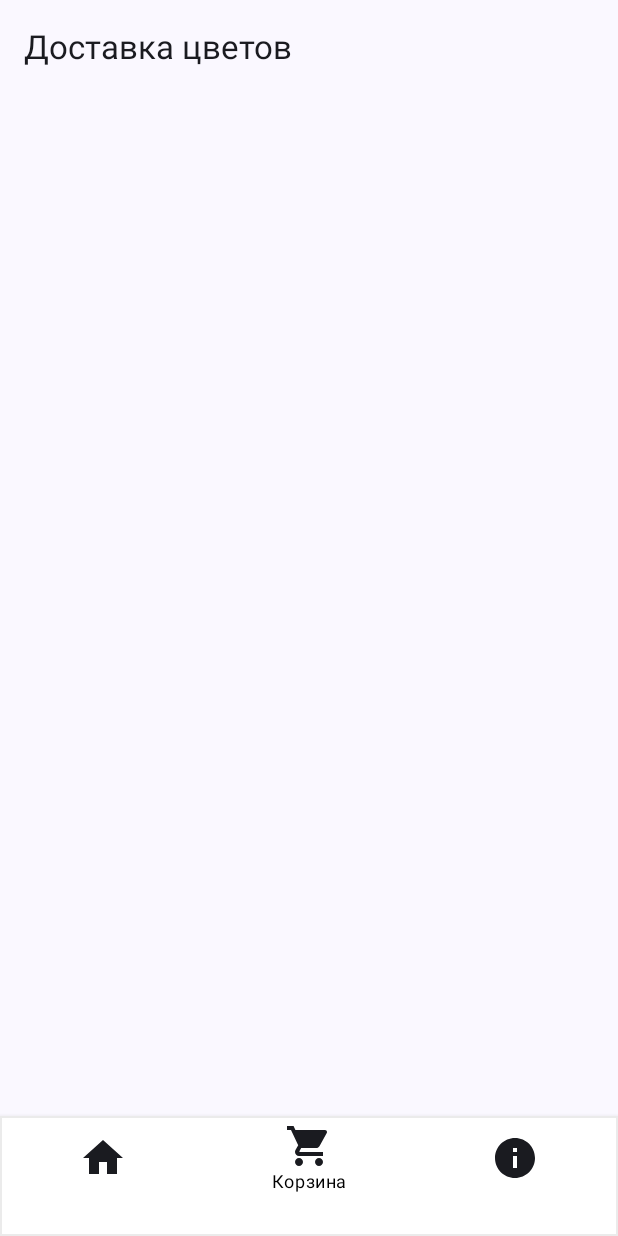
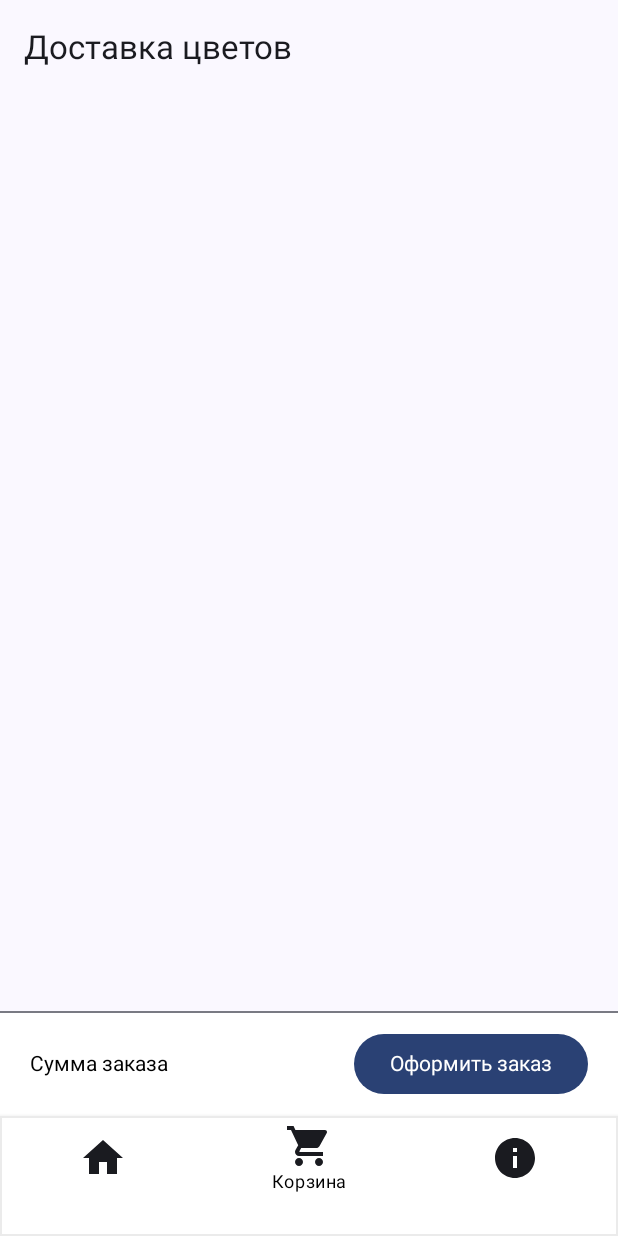
Before and after one commit to uzorov/FlowerDeliveryApp, an Android app built with Jetpack Compose: the screen it shows after launch (MainActivity), item 2 of the bottom bar chosen, on a phone screen of 412 x 824 dp. Run offline under Robolectric (Android 15) with nearby library versions, the phone set to English and light mode, and no system bars; our stand-ins replace Firebase (no records; nobody signed in at launch, a user with empty details on screens opened directly); libraries missing offline, so code that uses them is left out: com.bumptech.glide; 1 statement that could not run was skipped.

Commit message:
Shopping Cart Screen was added

```diff
--- a/app/build.gradle.kts
+++ b/app/build.gradle.kts
@@ -73,6 +73,7 @@ dependencies {
     implementation("androidx.compose.ui:ui-graphics")
     implementation("androidx.compose.ui:ui-tooling-preview")
     implementation("androidx.compose.material3:material3")
+    implementation("androidx.leanback:leanback:1.0.0")
     testImplementation("junit:junit:4.13.2")
     androidTestImplementation("androidx.test.ext:junit:1.1.5")
     androidTestImplementation("androidx.test.espresso:espresso-core:3.5.1")
--- a/app/src/main/java/com/ilukhina/uylia/flowerdeliveryapp/ui/activities/cart_activity/CartScreen.kt
+++ b/app/src/main/java/com/ilukhina/uylia/flowerdeliveryapp/ui/activities/cart_activity/CartScreen.kt
@@ -4,59 +4,108 @@ import android.util.Log
 import android.widget.Toast
 import androidx.compose.foundation.background
 import androidx.compose.foundation.clickable
+import androidx.compose.foundation.layout.Arrangement
 import androidx.compose.foundation.layout.Column
 import androidx.compose.foundation.layout.PaddingValues
+import androidx.compose.foundation.layout.Row
 import androidx.compose.foundation.layout.aspectRatio
+import androidx.compose.foundation.layout.fillMaxWidth
+import androidx.compose.foundation.layout.height
 import androidx.compose.foundation.layout.padding
-import androidx.compose.foundation.layout.wrapContentHeight
 import androidx.compose.foundation.layout.wrapContentWidth
 import androidx.compose.foundation.lazy.LazyColumn
+import androidx.compose.foundation.selection.selectableGroup
 import androidx.compose.foundation.shape.RoundedCornerShape
-import androidx.compose.material.MaterialTheme
+import androidx.compose.material.Surface
 import androidx.compose.material.Text
+import androidx.compose.material3.Button
+import androidx.compose.material3.Divider
+import androidx.compose.material3.Scaffold
 import androidx.compose.runtime.Composable
 import androidx.compose.runtime.MutableState
+import androidx.compose.ui.Alignment
 import androidx.compose.ui.Modifier
 import androidx.compose.ui.draw.clip
 import androidx.compose.ui.graphics.Color
 import androidx.compose.ui.platform.LocalContext
-import androidx.compose.ui.text.font.FontWeight
-import androidx.compose.ui.text.style.TextAlign
+import androidx.compose.ui.unit.Dp
 import androidx.compose.ui.unit.dp
-import androidx.compose.ui.unit.sp
-import com.guru.composecookbook.meditation.ui.spacerHeight10
 import com.ilukhina.uylia.flowerdeliveryapp.ui.MainViewModel
-import com.ilukhina.uylia.flowerdeliveryapp.ui.activities.main_activity.components.FlowerCard
+import com.ilukhina.uylia.flowerdeliveryapp.ui.activities.cart_activity.components.CartItem
 import com.ilukhina.uylia.flowerdeliveryapp.ui.activities.main_activity.data.model.FlowerItem
 
 @Composable
 fun CartScreen(viewModel: MainViewModel) {
-    BasketSection(flowerItems = viewModel.getFlowerList(), viewModel = viewModel)
+
+    Scaffold(
+        bottomBar = {
+            PriceSection()
+        },
+        content = { innerPadding ->
+            BasketSection(
+                flowerItems = viewModel.getFlowerList(),
+                viewModel = viewModel,
+                Modifier.padding(innerPadding)
+            )
+        }
+    )
+
+
 }
 
 @Composable
-fun BasketSection(flowerItems: MutableState<List<FlowerItem>>, viewModel: MainViewModel) {
+fun PriceSection(sectionHeight: Dp = 70.dp) {
+    Surface(
+        color = Color.White,
+        contentColor = Color.Black
+    ) {
+        Divider()
+        Row(
+            Modifier
+                .fillMaxWidth()
+                .height(sectionHeight)
+                .selectableGroup()
+                .padding(horizontal = 20.dp),
+            horizontalArrangement = Arrangement.SpaceBetween,
+            verticalAlignment = Alignment.CenterVertically
+        )
+        {
+            Text("Сумма заказа")
+            Button(onClick = { /*TODO*/ }) {
+                Text(text = "Оформить заказ", color = Color.White)
+            }
+        }
+    }
+}
+
+@Composable
+fun BasketSection(
+    flowerItems: MutableState<List<FlowerItem>>,
+    viewModel: MainViewModel,
+    padding: Modifier
+) {
     val context = LocalContext.current
 
-    Column {
+    Column (modifier = padding) {
         LazyColumn(
             contentPadding = PaddingValues(horizontal = 7.dp),
         ) {
             items(flowerItems.value.size) {
-                FlowerCard(
+                CartItem(
                     flowerItem = flowerItems.value[it], Modifier
-                        .padding(end = 7.5.dp)
+                        .padding(horizontal = 16.dp, vertical = 8.dp)
                         .aspectRatio(1f)
                         .clip(RoundedCornerShape(10.dp))
-                        .background(Color.Green.copy(0.1F))
-                        .wrapContentHeight()
+                        .background(Color.Blue.copy(0.1F))
                         .wrapContentWidth()
+                        .align(Alignment.CenterHorizontally)
                         .clickable {
                             viewModel.deleteFlowerItem(flowerItems.value[it])
                             Toast
                                 .makeText(context, "Букет удален из корзины", Toast.LENGTH_SHORT)
                                 .show()
-                            Log.d("TEST",
+                            Log.d(
+                                "TEST",
                                 viewModel
                                     .getFlowerList()
                                     .toString()
```
Also changed, not shown: app/src/main/java/com/ilukhina/uylia/flowerdeliveryapp/ui/activities/cart_activity/components/CartItem.kt (added, +85 -0 lines).
